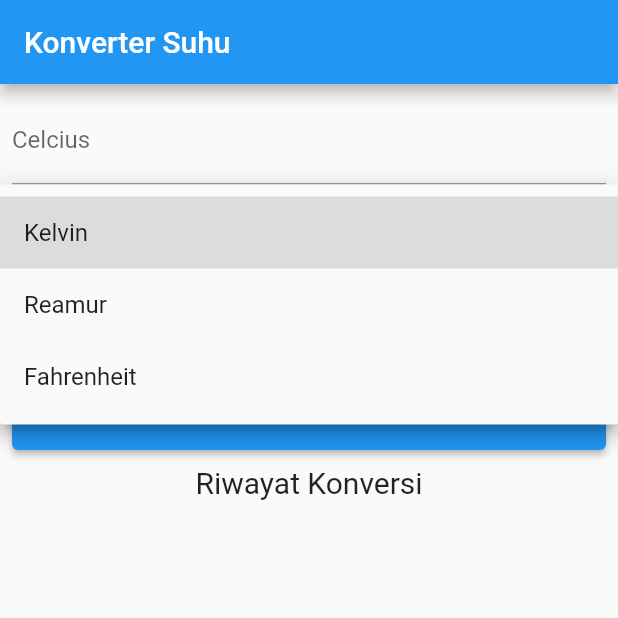
After one commit to zflash123/flutter_konverter_suhu_js4_1, a Flutter app: the screen it shows after launch, after a tap on "Kelvin", on a phone screen of 412 x 824 dp, the top half of it. The commit adds this screen. Run offline on Flutter 3.47's test engine with Material 2 defaults, Android fonts, the phone set to English and light mode, and no system bars.

Commit message:
Fix DropdownButton

```diff
--- a/lib/main.dart
+++ b/lib/main.dart
@@ -1,4 +1,7 @@
 import 'package:flutter/material.dart';
+import 'package:flutter_konverter_suhu/widgets/DropdownSuhu.dart';
+import 'package:flutter_konverter_suhu/widgets/HasilPerhitungan.dart';
+import 'package:flutter_konverter_suhu/widgets/RiwayatKonversi.dart';
 import '/widgets/InputanSuhu.dart';
 import '/widgets/TombolKonversi.dart';
 
@@ -24,24 +27,37 @@ class _KonvertSuhuState extends State<KonvertSuhu> {
   String _newValue = "Kelvin";
   double _result = 0;
 
+  void onDropdownChanged(String? yangDiklik){
+    setState(() {
+      if (yangDiklik == "Fahrenheit") {
+        _newValue = 'Fahrenheit';
+      } else if (yangDiklik == "Kelvin") {
+        _newValue = 'Kelvin';
+      } else if (yangDiklik == "Reamur") {
+        _newValue = 'Reamur';
+      }
+    });
+  }
   void convert() {
     return setState(() {
       _inputUser = double.parse(inputController.text);
       _kelvin = _inputUser + 273.15;
       _reamur = (_inputUser * 4) / 5;
-      _fahrenheit = (9/5 * _inputUser) + 32;
+      _fahrenheit = (9 / 5 * _inputUser) + 32;
 
-      if (_newValue=="Fahrenheit") {
+      if (_newValue == "Fahrenheit") {
         _result = _fahrenheit;
-      } else if(_newValue=="Kelvin") {
+      } else if (_newValue == "Kelvin") {
         _result = _kelvin;
-      }
-      else if(_newValue=="Reamur") {
+      } else if (_newValue == "Reamur") {
         _result = _reamur;
       }
-      listHasil.add(
-        "Konversi dari " + inputController.text + " Celcius ke " + _newValue + " Dengan Hasil : " + _result.toString()
-      );
+      listHasil.add("Konversi dari " +
+          inputController.text +
+          " Celcius ke " +
+          _newValue +
+          ", dengan hasil : " +
+          _result.toString());
     });
   }
 
@@ -65,52 +81,31 @@ class _KonvertSuhuState extends State<KonvertSuhu> {
             children: [
               InputanSuhu(inputController: inputController),
               const SizedBox(height: 8),
-              DropdownButton(
-                isExpanded: true,
-                value: _newValue,
-                items: listSatuanSuhu.map((String value) {
-                  return DropdownMenuItem<String>(
-                    value: value,
-                    child: Text(value),
-                  );
-                }).toList(),
-                onChanged: (yangDiklik) {
-                  setState(() {
-                    if (yangDiklik=="Fahrenheit") {
-                      _newValue = 'Fahrenheit';
-                    } else if(yangDiklik=="Kelvin") {
-                      _newValue = 'Kelvin';
-                    }
-                    else if(yangDiklik=="Reamur") {
-                      _newValue = 'Reamur';
-                    }
-                  });
-                },
+              DropdownSuhu(
+                onDropdownChanged: onDropdownChanged,
+                newValue: _newValue,
+                listSatuanSuhu: listSatuanSuhu
               ),
               const Text(
                 'Hasil',
                 style: TextStyle(fontSize: 20),
               ),
-              Text(
-                '$_result',
-                style: TextStyle(fontSize: 32),
-              ),
+              HasilPerhitungan(result: _result),
               const SizedBox(height: 10),
               TombolKonversi(
                 convert1: convert,
               ),
-              const SizedBox(height: 10,),
+              const SizedBox(
+                height: 10,
+              ),
               const Text(
                 'Riwayat Konversi',
                 style: TextStyle(fontSize: 20),
               ),
-              Expanded(
-                child: ListView.builder(
-                    itemCount: listHasil.length,
-                    itemBuilder: (context, index) {
-                      return Text(listHasil[index]);
-                    }),
-              )
+              const SizedBox(
+                height: 10,
+              ),
+              RiwayatKonversi(listHasil: listHasil)
             ],
           ),
         ),
--- /dev/null
+++ b/lib/widgets/DropdownSuhu.dart
@@ -0,0 +1,33 @@
+import 'package:flutter/material.dart';
+
+class DropdownSuhu extends StatelessWidget {
+
+  const DropdownSuhu({
+    Key? key,
+    // required this.yangDiklik,
+    required this.newValue,
+    required this.listSatuanSuhu,
+    required this.onDropdownChanged,
+  }) : super(key: key);
+  final Function onDropdownChanged;
+  // final String yangDiklik;
+  final String newValue;
+  final List<String> listSatuanSuhu;
+
+  @override
+  Widget build(BuildContext context) {
+    return DropdownButton(
+      isExpanded: true,
+      value: newValue,
+      items: listSatuanSuhu.map((String value) {
+        return DropdownMenuItem<String>(
+          value: value,
+          child: Text(value),
+        );
+      }).toList(),
+      onChanged: (value) {
+        onDropdownChanged(value);
+      },
+    );
+  }
+}
--- /dev/null
+++ b/lib/widgets/HasilPerhitungan.dart
@@ -0,0 +1,19 @@
+import 'package:flutter/material.dart';
+
+class HasilPerhitungan extends StatelessWidget {
+  const HasilPerhitungan({
+    Key? key,
+    required double result,
+  })  : _result = result,
+        super(key: key);
+
+  final double _result;
+
+  @override
+  Widget build(BuildContext context) {
+    return Text(
+      '$_result',
+      style: TextStyle(fontSize: 32),
+    );
+  }
+}
--- /dev/null
+++ b/lib/widgets/RiwayatKonversi.dart
@@ -0,0 +1,26 @@
+import 'package:flutter/material.dart';
+
+class RiwayatKonversi extends StatelessWidget {
+  const RiwayatKonversi({
+    Key? key,
+    required this.listHasil,
+  }) : super(key: key);
+
+  final List<String> listHasil;
+
+  @override
+  Widget build(BuildContext context) {
+    return Expanded(
+      child: ListView.builder(
+          itemCount: listHasil.length,
+          itemBuilder: (context, index) {
+            return Text(
+              listHasil[index],
+              style: TextStyle(
+                fontSize: 17,
+              ),
+            );
+          }),
+    );
+  }
+}
--- a/lib/widgets/TombolKonversi.dart
+++ b/lib/widgets/TombolKonversi.dart
@@ -3,7 +3,8 @@ import 'package:flutter/material.dart';
 class TombolKonversi extends StatelessWidget {
 
   const TombolKonversi( {
-    Key? key, required this.convert1,
+    Key? key,
+    required this.convert1,
 
   }) : super(key: key);
   final Function convert1;
```
